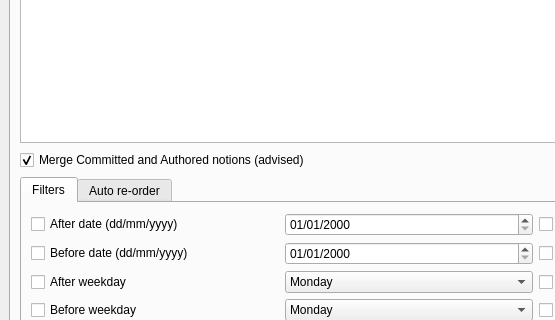
mike-perdide/gitbuster, file gitbuster/main_window.ui: the form before one commit; both pictures show x 0 to 555 and y 300 to 620 of the 1077 by 708 pixel window.
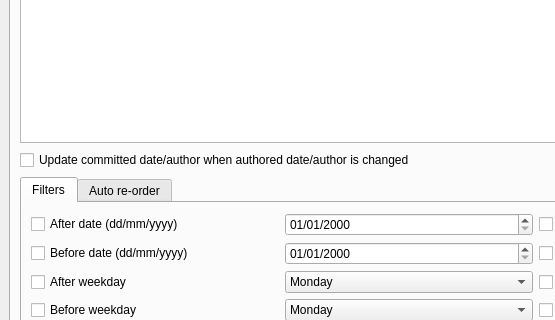
The form after the commit.

Commit message:
Updating the committed elements shouldn't be default.
The committed info is there to show when the commit was last modified.
This should only be tempered when trying to hide that the history tee
was modified.

```diff
--- a/gitbuster/main_window.ui
+++ b/gitbuster/main_window.ui
@@ -92,10 +92,10 @@
           <item row="1" column="0">
            <widget class="QCheckBox" name="mergeCheckBox">
             <property name="text">
-             <string>Merge Committed and Authored notions (advised)</string>
+             <string>Update committed date/author when authored date/author is changed</string>
             </property>
             <property name="checked">
-             <bool>true</bool>
+             <bool>false</bool>
             </property>
            </widget>
           </item>
```
The commit also changes 1 other file.
